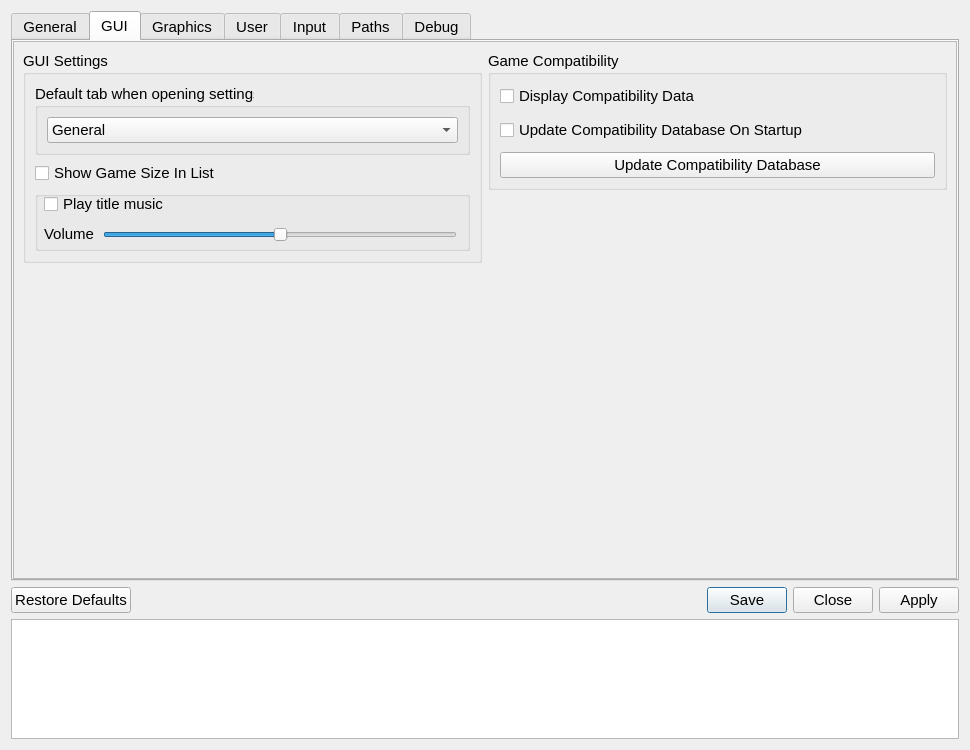
This is src/qt_gui/settings_dialog.ui in tomboylover93/shadPS4 as Qt 5 draws it before an edit. The edited form follows.
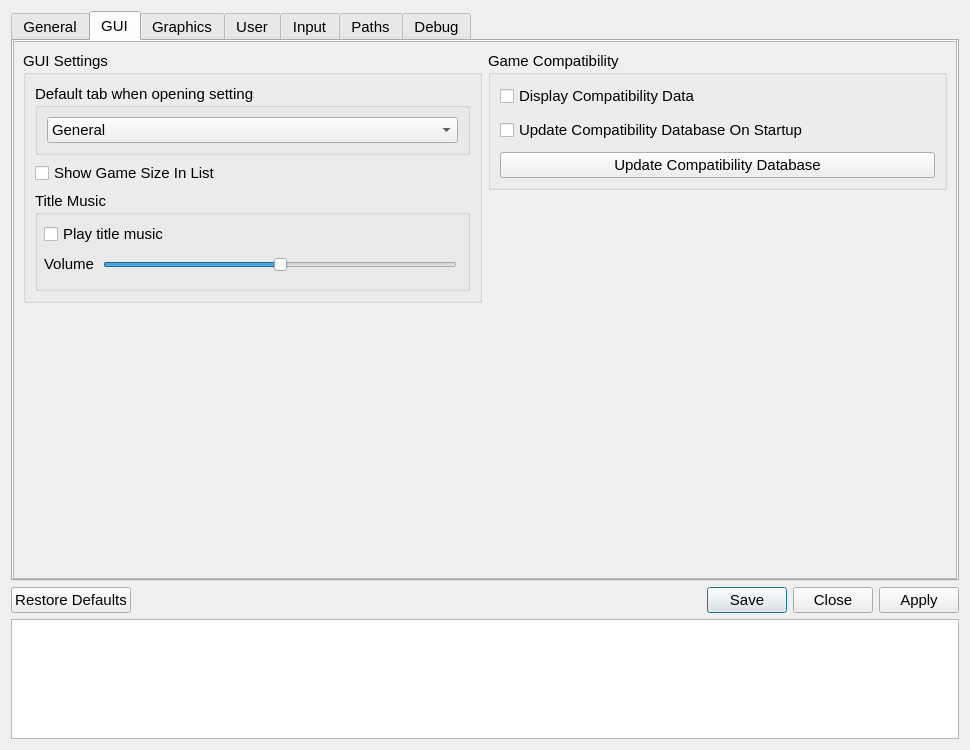
This is the edited form. The open tabs and pages were chosen to show the change. Icons and pictures are not drawn.

Commit message: Title Music - TR

```diff
--- a/src/qt_gui/settings_dialog.ui
+++ b/src/qt_gui/settings_dialog.ui
@@ -597,7 +597,7 @@
                  <property name="minimumSize">
                   <size>
                    <width>0</width>
-                   <height>60</height>
+                   <height>100</height>
                   </size>
                  </property>
                  <property name="maximumSize">
@@ -617,7 +617,7 @@
                   <bool>false</bool>
                  </property>
                  <property name="title">
-                  <string/>
+                  <string>Title Music</string>
                  </property>
                  <property name="flat">
                   <bool>false</bool>
@@ -626,7 +626,7 @@
                   <property name="geometry">
                    <rect>
                     <x>9</x>
-                    <y>0</y>
+                    <y>30</y>
                     <width>416</width>
                     <height>26</height>
                    </rect>
@@ -645,7 +645,7 @@
                   <property name="geometry">
                    <rect>
                     <x>0</x>
-                    <y>20</y>
+                    <y>50</y>
                     <width>431</width>
                     <height>47</height>
                    </rect>
@@ -688,7 +688,7 @@
                    <item>
                     <widget class="QSlider" name="BGMVolumeSlider">
                      <property name="sizePolicy">
-                      <sizepolicy hsizetype="Minimum" vsizetype="Preferred">
+                      <sizepolicy hsizetype="Expanding" vsizetype="Preferred">
                        <horstretch>0</horstretch>
                        <verstretch>0</verstretch>
                       </sizepolicy>
```
The commit also changes 28 other files.
